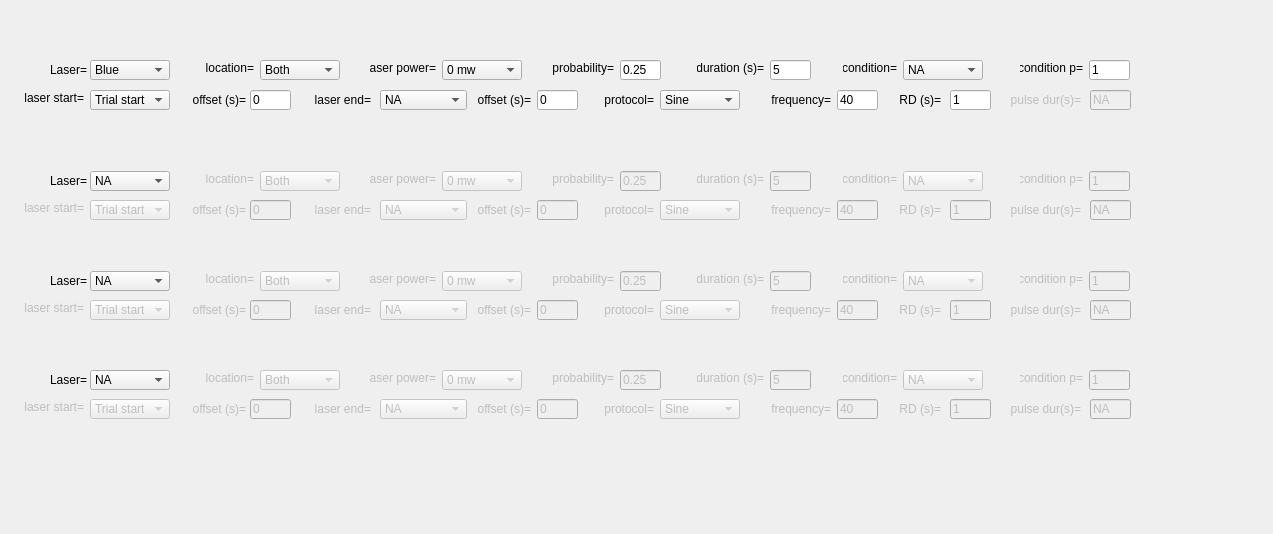
Above: src/foraging_gui/Optogenetics.ui from AllenNeuralDynamics/dynamic-foraging-task before the change. Below: the same form after it.
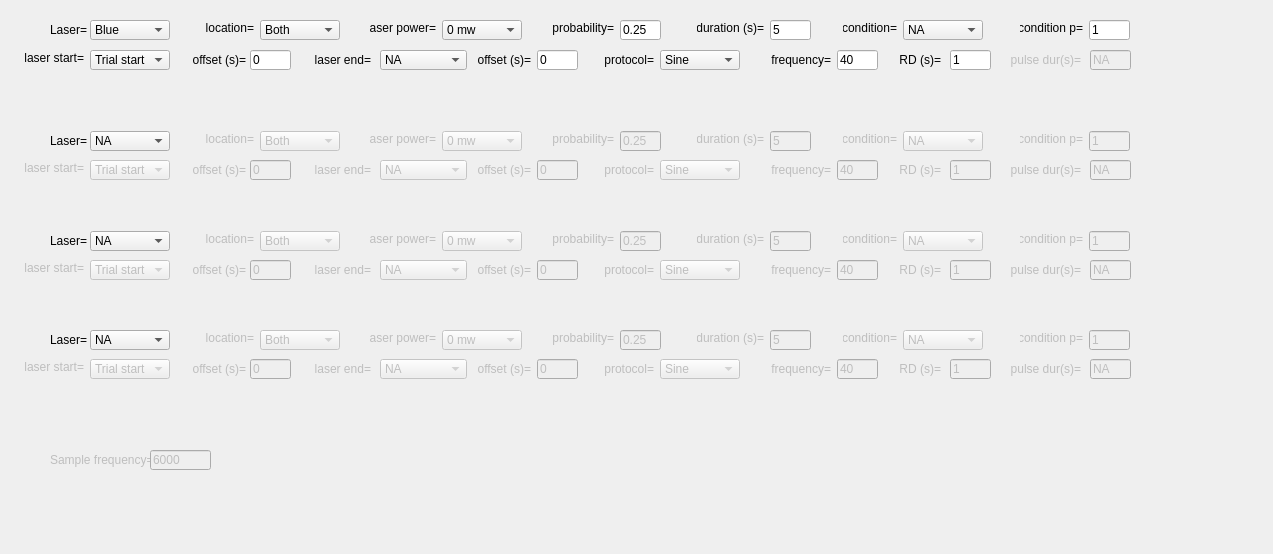
That is the form after the change.

Commit message: produce optogenetics waveform

```diff
--- a/src/foraging_gui/Optogenetics.ui
+++ b/src/foraging_gui/Optogenetics.ui
@@ -7,7 +7,7 @@
     <x>0</x>
     <y>0</y>
     <width>1273</width>
-    <height>534</height>
+    <height>554</height>
    </rect>
   </property>
   <property name="windowTitle">
@@ -17,7 +17,7 @@
    <property name="geometry">
     <rect>
      <x>90</x>
-     <y>60</y>
+     <y>20</y>
      <width>80</width>
      <height>20</height>
     </rect>
@@ -58,7 +58,7 @@
    <property name="geometry">
     <rect>
      <x>206</x>
-     <y>60</y>
+     <y>20</y>
      <width>48</width>
      <height>16</height>
     </rect>
@@ -77,7 +77,7 @@
    <property name="geometry">
     <rect>
      <x>260</x>
-     <y>60</y>
+     <y>20</y>
      <width>80</width>
      <height>20</height>
     </rect>
@@ -113,7 +113,7 @@
    <property name="geometry">
     <rect>
      <x>90</x>
-     <y>90</y>
+     <y>50</y>
      <width>80</width>
      <height>20</height>
     </rect>
@@ -174,7 +174,7 @@
    <property name="geometry">
     <rect>
      <x>24</x>
-     <y>90</y>
+     <y>50</y>
      <width>60</width>
      <height>16</height>
     </rect>
@@ -193,7 +193,7 @@
    <property name="geometry">
     <rect>
      <x>697</x>
-     <y>60</y>
+     <y>20</y>
      <width>67</width>
      <height>16</height>
     </rect>
@@ -212,7 +212,7 @@
    <property name="geometry">
     <rect>
      <x>770</x>
-     <y>60</y>
+     <y>20</y>
      <width>41</width>
      <height>20</height>
     </rect>
@@ -225,7 +225,7 @@
    <property name="geometry">
     <rect>
      <x>603</x>
-     <y>90</y>
+     <y>50</y>
      <width>51</width>
      <height>20</height>
     </rect>
@@ -244,7 +244,7 @@
    <property name="geometry">
     <rect>
      <x>660</x>
-     <y>90</y>
+     <y>50</y>
      <width>80</width>
      <height>20</height>
     </rect>
@@ -275,7 +275,7 @@
    <property name="geometry">
     <rect>
      <x>553</x>
-     <y>60</y>
+     <y>20</y>
      <width>61</width>
      <height>16</height>
     </rect>
@@ -294,7 +294,7 @@
    <property name="geometry">
     <rect>
      <x>620</x>
-     <y>60</y>
+     <y>20</y>
      <width>41</width>
      <height>20</height>
     </rect>
@@ -307,7 +307,7 @@
    <property name="geometry">
     <rect>
      <x>837</x>
-     <y>90</y>
+     <y>50</y>
      <width>41</width>
      <height>20</height>
     </rect>
@@ -320,7 +320,7 @@
    <property name="geometry">
     <rect>
      <x>760</x>
-     <y>90</y>
+     <y>50</y>
      <width>71</width>
      <height>20</height>
     </rect>
@@ -339,7 +339,7 @@
    <property name="geometry">
     <rect>
      <x>950</x>
-     <y>90</y>
+     <y>50</y>
      <width>41</width>
      <height>20</height>
     </rect>
@@ -352,7 +352,7 @@
    <property name="geometry">
     <rect>
      <x>890</x>
-     <y>90</y>
+     <y>50</y>
      <width>51</width>
      <height>20</height>
     </rect>
@@ -374,7 +374,7 @@
    <property name="geometry">
     <rect>
      <x>1090</x>
-     <y>90</y>
+     <y>50</y>
      <width>41</width>
      <height>20</height>
     </rect>
@@ -393,7 +393,7 @@
    <property name="geometry">
     <rect>
      <x>1010</x>
-     <y>90</y>
+     <y>50</y>
      <width>71</width>
      <height>20</height>
     </rect>
@@ -412,7 +412,7 @@
    <property name="geometry">
     <rect>
      <x>442</x>
-     <y>60</y>
+     <y>20</y>
      <width>80</width>
      <height>20</height>
     </rect>
@@ -458,7 +458,7 @@
    <property name="geometry">
     <rect>
      <x>369</x>
-     <y>60</y>
+     <y>20</y>
      <width>67</width>
      <height>16</height>
     </rect>
@@ -477,7 +477,7 @@
    <property name="geometry">
     <rect>
      <x>185</x>
-     <y>90</y>
+     <y>50</y>
      <width>61</width>
      <height>20</height>
     </rect>
@@ -496,7 +496,7 @@
    <property name="geometry">
     <rect>
      <x>250</x>
-     <y>90</y>
+     <y>50</y>
      <width>41</width>
      <height>20</height>
     </rect>
@@ -509,7 +509,7 @@
    <property name="geometry">
     <rect>
      <x>537</x>
-     <y>90</y>
+     <y>50</y>
      <width>41</width>
      <height>20</height>
     </rect>
@@ -522,7 +522,7 @@
    <property name="geometry">
     <rect>
      <x>470</x>
-     <y>90</y>
+     <y>50</y>
      <width>61</width>
      <height>20</height>
     </rect>
@@ -541,7 +541,7 @@
    <property name="geometry">
     <rect>
      <x>310</x>
-     <y>90</y>
+     <y>50</y>
      <width>61</width>
      <height>20</height>
     </rect>
@@ -560,7 +560,7 @@
    <property name="geometry">
     <rect>
      <x>380</x>
-     <y>90</y>
+     <y>50</y>
      <width>87</width>
      <height>20</height>
     </rect>
@@ -624,7 +624,7 @@
    <property name="geometry">
     <rect>
      <x>843</x>
-     <y>60</y>
+     <y>20</y>
      <width>54</width>
      <height>16</height>
     </rect>
@@ -643,7 +643,7 @@
    <property name="geometry">
     <rect>
      <x>903</x>
-     <y>60</y>
+     <y>20</y>
      <width>80</width>
      <height>20</height>
     </rect>
@@ -697,7 +697,7 @@
    <property name="geometry">
     <rect>
      <x>1089</x>
-     <y>60</y>
+     <y>20</y>
      <width>41</width>
      <height>20</height>
     </rect>
@@ -710,7 +710,7 @@
    <property name="geometry">
     <rect>
      <x>1020</x>
-     <y>60</y>
+     <y>20</y>
      <width>63</width>
      <height>16</height>
     </rect>
@@ -729,7 +729,7 @@
    <property name="geometry">
     <rect>
      <x>50</x>
-     <y>60</y>
+     <y>20</y>
      <width>41</width>
      <height>20</height>
     </rect>
@@ -745,7 +745,7 @@
    <property name="geometry">
     <rect>
      <x>903</x>
-     <y>171</y>
+     <y>131</y>
      <width>80</width>
      <height>20</height>
     </rect>
@@ -802,7 +802,7 @@
    <property name="geometry">
     <rect>
      <x>620</x>
-     <y>171</y>
+     <y>131</y>
      <width>41</width>
      <height>20</height>
     </rect>
@@ -818,7 +818,7 @@
    <property name="geometry">
     <rect>
      <x>380</x>
-     <y>200</y>
+     <y>160</y>
      <width>87</width>
      <height>20</height>
     </rect>
@@ -885,7 +885,7 @@
    <property name="geometry">
     <rect>
      <x>950</x>
-     <y>200</y>
+     <y>160</y>
      <width>41</width>
      <height>20</height>
     </rect>
@@ -901,7 +901,7 @@
    <property name="geometry">
     <rect>
      <x>310</x>
-     <y>200</y>
+     <y>160</y>
      <width>61</width>
      <height>20</height>
     </rect>
@@ -923,7 +923,7 @@
    <property name="geometry">
     <rect>
      <x>890</x>
-     <y>200</y>
+     <y>160</y>
      <width>51</width>
      <height>20</height>
     </rect>
@@ -945,7 +945,7 @@
    <property name="geometry">
     <rect>
      <x>250</x>
-     <y>200</y>
+     <y>160</y>
      <width>41</width>
      <height>20</height>
     </rect>
@@ -961,7 +961,7 @@
    <property name="geometry">
     <rect>
      <x>843</x>
-     <y>171</y>
+     <y>131</y>
      <width>54</width>
      <height>16</height>
     </rect>
@@ -983,7 +983,7 @@
    <property name="geometry">
     <rect>
      <x>1010</x>
-     <y>200</y>
+     <y>160</y>
      <width>71</width>
      <height>20</height>
     </rect>
@@ -1005,7 +1005,7 @@
    <property name="geometry">
     <rect>
      <x>206</x>
-     <y>171</y>
+     <y>131</y>
      <width>48</width>
      <height>16</height>
     </rect>
@@ -1027,7 +1027,7 @@
    <property name="geometry">
     <rect>
      <x>470</x>
-     <y>200</y>
+     <y>160</y>
      <width>61</width>
      <height>20</height>
     </rect>
@@ -1049,7 +1049,7 @@
    <property name="geometry">
     <rect>
      <x>90</x>
-     <y>200</y>
+     <y>160</y>
      <width>80</width>
      <height>20</height>
     </rect>
@@ -1113,7 +1113,7 @@
    <property name="geometry">
     <rect>
      <x>837</x>
-     <y>200</y>
+     <y>160</y>
      <width>41</width>
      <height>20</height>
     </rect>
@@ -1129,7 +1129,7 @@
    <property name="geometry">
     <rect>
      <x>1089</x>
-     <y>171</y>
+     <y>131</y>
      <width>41</width>
      <height>20</height>
     </rect>
@@ -1145,7 +1145,7 @@
    <property name="geometry">
     <rect>
      <x>369</x>
-     <y>171</y>
+     <y>131</y>
      <width>67</width>
      <height>16</height>
     </rect>
@@ -1164,7 +1164,7 @@
    <property name="geometry">
     <rect>
      <x>90</x>
-     <y>171</y>
+     <y>131</y>
      <width>80</width>
      <height>20</height>
     </rect>
@@ -1211,7 +1211,7 @@
    <property name="geometry">
     <rect>
      <x>442</x>
-     <y>171</y>
+     <y>131</y>
      <width>80</width>
      <height>20</height>
     </rect>
@@ -1260,7 +1260,7 @@
    <property name="geometry">
     <rect>
      <x>537</x>
-     <y>200</y>
+     <y>160</y>
      <width>41</width>
      <height>20</height>
     </rect>
@@ -1276,7 +1276,7 @@
    <property name="geometry">
     <rect>
      <x>603</x>
-     <y>200</y>
+     <y>160</y>
      <width>51</width>
      <height>20</height>
     </rect>
@@ -1298,7 +1298,7 @@
    <property name="geometry">
     <rect>
      <x>553</x>
-     <y>171</y>
+     <y>131</y>
      <width>61</width>
      <height>16</height>
     </rect>
@@ -1320,7 +1320,7 @@
    <property name="geometry">
     <rect>
      <x>24</x>
-     <y>200</y>
+     <y>160</y>
      <width>60</width>
      <height>16</height>
     </rect>
@@ -1342,7 +1342,7 @@
    <property name="geometry">
     <rect>
      <x>260</x>
-     <y>171</y>
+     <y>131</y>
      <width>80</width>
      <height>20</height>
     </rect>
@@ -1381,7 +1381,7 @@
    <property name="geometry">
     <rect>
      <x>697</x>
-     <y>171</y>
+     <y>131</y>
      <width>67</width>
      <height>16</height>
     </rect>
@@ -1403,7 +1403,7 @@
    <property name="geometry">
     <rect>
      <x>1020</x>
-     <y>171</y>
+     <y>131</y>
      <width>63</width>
      <height>16</height>
     </rect>
@@ -1425,7 +1425,7 @@
    <property name="geometry">
     <rect>
      <x>185</x>
-     <y>200</y>
+     <y>160</y>
      <width>61</width>
      <height>20</height>
     </rect>
@@ -1444,7 +1444,7 @@
    <property name="geometry">
     <rect>
      <x>50</x>
-     <y>171</y>
+     <y>131</y>
      <width>41</width>
      <height>20</height>
     </rect>
@@ -1460,7 +1460,7 @@
    <property name="geometry">
     <rect>
      <x>660</x>
-     <y>200</y>
+     <y>160</y>
      <width>80</width>
      <height>20</height>
     </rect>
@@ -1494,7 +1494,7 @@
    <property name="geometry">
     <rect>
      <x>1090</x>
-     <y>200</y>
+     <y>160</y>
      <width>41</width>
      <height>20</height>
     </rect>
@@ -1513,7 +1513,7 @@
    <property name="geometry">
     <rect>
      <x>770</x>
-     <y>171</y>
+     <y>131</y>
      <width>41</width>
      <height>20</height>
     </rect>
@@ -1529,7 +1529,7 @@
    <property name="geometry">
     <rect>
      <x>760</x>
-     <y>200</y>
+     <y>160</y>
      <width>71</width>
      <height>20</height>
     </rect>
@@ -1551,7 +1551,7 @@
    <property name="geometry">
     <rect>
      <x>903</x>
-     <y>271</y>
+     <y>231</y>
      <width>80</width>
      <height>20</height>
     </rect>
@@ -1608,7 +1608,7 @@
    <property name="geometry">
     <rect>
      <x>770</x>
-     <y>271</y>
+     <y>231</y>
      <width>41</width>
      <height>20</height>
     </rect>
@@ -1624,7 +1624,7 @@
    <property name="geometry">
     <rect>
      <x>697</x>
-     <y>271</y>
+     <y>231</y>
      <width>67</width>
      <height>16</height>
     </rect>
@@ -1646,7 +1646,7 @@
    <property name="geometry">
     <rect>
      <x>380</x>
-     <y>300</y>
+     <y>260</y>
      <width>87</width>
      <height>20</height>
     </rect>
@@ -1713,7 +1713,7 @@
    <property name="geometry">
     <rect>
      <x>260</x>
-     <y>271</y>
+     <y>231</y>
      <width>80</width>
      <height>20</height>
     </rect>
@@ -1752,7 +1752,7 @@
    <property name="geometry">
     <rect>
      <x>1020</x>
-     <y>271</y>
+     <y>231</y>
      <width>63</width>
      <height>16</height>
     </rect>
@@ -1774,7 +1774,7 @@
    <property name="geometry">
     <rect>
      <x>950</x>
-     <y>300</y>
+     <y>260</y>
      <width>41</width>
      <height>20</height>
     </rect>
@@ -1790,7 +1790,7 @@
    <property name="geometry">
     <rect>
      <x>660</x>
-     <y>300</y>
+     <y>260</y>
      <width>80</width>
      <height>20</height>
     </rect>
@@ -1824,7 +1824,7 @@
    <property name="geometry">
     <rect>
      <x>760</x>
-     <y>300</y>
+     <y>260</y>
      <width>71</width>
      <height>20</height>
     </rect>
@@ -1846,7 +1846,7 @@
    <property name="geometry">
     <rect>
      <x>310</x>
-     <y>300</y>
+     <y>260</y>
      <width>61</width>
      <height>20</height>
     </rect>
@@ -1865,7 +1865,7 @@
    <property name="geometry">
     <rect>
      <x>50</x>
-     <y>271</y>
+     <y>231</y>
      <width>41</width>
      <height>20</height>
     </rect>
@@ -1881,7 +1881,7 @@
    <property name="geometry">
     <rect>
      <x>843</x>
-     <y>271</y>
+     <y>231</y>
      <width>54</width>
      <height>16</height>
     </rect>
@@ -1903,7 +1903,7 @@
    <property name="geometry">
     <rect>
      <x>470</x>
-     <y>300</y>
+     <y>260</y>
      <width>61</width>
      <height>20</height>
     </rect>
@@ -1925,7 +1925,7 @@
    <property name="geometry">
     <rect>
      <x>1089</x>
-     <y>271</y>
+     <y>231</y>
      <width>41</width>
      <height>20</height>
     </rect>
@@ -1941,7 +1941,7 @@
    <property name="geometry">
     <rect>
      <x>24</x>
-     <y>300</y>
+     <y>260</y>
      <width>60</width>
      <height>16</height>
     </rect>
@@ -1963,7 +1963,7 @@
    <property name="geometry">
     <rect>
      <x>1090</x>
-     <y>300</y>
+     <y>260</y>
      <width>41</width>
      <height>20</height>
     </rect>
@@ -1982,7 +1982,7 @@
    <property name="geometry">
     <rect>
      <x>837</x>
-     <y>300</y>
+     <y>260</y>
      <width>41</width>
      <height>20</height>
     </rect>
@@ -1998,7 +1998,7 @@
    <property name="geometry">
     <rect>
      <x>369</x>
-     <y>271</y>
+     <y>231</y>
      <width>67</width>
      <height>16</height>
     </rect>
@@ -2020,7 +2020,7 @@
    <property name="geometry">
     <rect>
      <x>1010</x>
-     <y>300</y>
+     <y>260</y>
      <width>71</width>
      <height>20</height>
     </rect>
@@ -2042,7 +2042,7 @@
    <property name="geometry">
     <rect>
      <x>537</x>
-     <y>300</y>
+     <y>260</y>
      <width>41</width>
      <height>20</height>
     </rect>
@@ -2058,7 +2058,7 @@
    <property name="geometry">
     <rect>
      <x>603</x>
-     <y>300</y>
+     <y>260</y>
      <width>51</width>
      <height>20</height>
     </rect>
@@ -2080,7 +2080,7 @@
    <property name="geometry">
     <rect>
      <x>185</x>
-     <y>300</y>
+     <y>260</y>
      <width>61</width>
      <height>20</height>
     </rect>
@@ -2102,7 +2102,7 @@
    <property name="geometry">
     <rect>
      <x>90</x>
-     <y>300</y>
+     <y>260</y>
      <width>80</width>
      <height>20</height>
     </rect>
@@ -2166,7 +2166,7 @@
    <property name="geometry">
     <rect>
      <x>553</x>
-     <y>271</y>
+     <y>231</y>
      <width>61</width>
      <height>16</height>
     </rect>
@@ -2188,7 +2188,7 @@
    <property name="geometry">
     <rect>
      <x>206</x>
-     <y>271</y>
+     <y>231</y>
      <width>48</width>
      <height>16</height>
     </rect>
@@ -2210,7 +2210,7 @@
    <property name="geometry">
     <rect>
      <x>620</x>
-     <y>271</y>
+     <y>231</y>
      <width>41</width>
      <height>20</height>
     </rect>
@@ -2223,7 +2223,7 @@
    <property name="geometry">
     <rect>
      <x>90</x>
-     <y>271</y>
+     <y>231</y>
      <width>80</width>
      <height>20</height>
     </rect>
@@ -2270,7 +2270,7 @@
    <property name="geometry">
     <rect>
      <x>890</x>
-     <y>300</y>
+     <y>260</y>
      <width>51</width>
      <height>20</height>
     </rect>
@@ -2292,7 +2292,7 @@
    <property name="geometry">
     <rect>
      <x>442</x>
-     <y>271</y>
+     <y>231</y>
      <width>80</width>
      <height>20</height>
     </rect>
@@ -2341,7 +2341,7 @@
    <property name="geometry">
     <rect>
      <x>250</x>
-     <y>300</y>
+     <y>260</y>
      <width>41</width>
      <height>20</height>
     </rect>
@@ -2357,7 +2357,7 @@
    <property name="geometry">
     <rect>
      <x>950</x>
-     <y>399</y>
+     <y>359</y>
      <width>41</width>
      <height>20</height>
     </rect>
@@ -2373,7 +2373,7 @@
    <property name="geometry">
     <rect>
      <x>260</x>
-     <y>370</y>
+     <y>330</y>
      <width>80</width>
      <height>20</height>
     </rect>
@@ -2412,7 +2412,7 @@
    <property name="geometry">
     <rect>
      <x>380</x>
-     <y>399</y>
+     <y>359</y>
      <width>87</width>
      <height>20</height>
     </rect>
@@ -2479,7 +2479,7 @@
    <property name="geometry">
     <rect>
      <x>310</x>
-     <y>399</y>
+     <y>359</y>
      <width>61</width>
      <height>20</height>
     </rect>
@@ -2501,7 +2501,7 @@
    <property name="geometry">
     <rect>
      <x>206</x>
-     <y>370</y>
+     <y>330</y>
      <width>48</width>
      <height>16</height>
     </rect>
@@ -2523,7 +2523,7 @@
    <property name="geometry">
     <rect>
      <x>620</x>
-     <y>370</y>
+     <y>330</y>
      <width>41</width>
      <height>20</height>
     </rect>
@@ -2539,7 +2539,7 @@
    <property name="geometry">
     <rect>
      <x>1090</x>
-     <y>399</y>
+     <y>359</y>
      <width>41</width>
      <height>20</height>
     </rect>
@@ -2558,7 +2558,7 @@
    <property name="geometry">
     <rect>
      <x>760</x>
-     <y>399</y>
+     <y>359</y>
      <width>71</width>
      <height>20</height>
     </rect>
@@ -2580,7 +2580,7 @@
    <property name="geometry">
     <rect>
      <x>890</x>
-     <y>399</y>
+     <y>359</y>
      <width>51</width>
      <height>20</height>
     </rect>
@@ -2602,7 +2602,7 @@
    <property name="geometry">
     <rect>
      <x>603</x>
-     <y>399</y>
+     <y>359</y>
      <width>51</width>
      <height>20</height>
     </rect>
@@ -2624,7 +2624,7 @@
    <property name="geometry">
     <rect>
      <x>843</x>
-     <y>370</y>
+     <y>330</y>
      <width>54</width>
      <height>16</height>
     </rect>
@@ -2646,7 +2646,7 @@
    <property name="geometry">
     <rect>
      <x>369</x>
-     <y>370</y>
+     <y>330</y>
      <width>67</width>
      <height>16</height>
     </rect>
@@ -2668,7 +2668,7 @@
    <property name="geometry">
     <rect>
      <x>90</x>
-     <y>399</y>
+     <y>359</y>
      <width>80</width>
      <height>20</height>
     </rect>
@@ -2732,7 +2732,7 @@
    <property name="geometry">
     <rect>
      <x>1020</x>
-     <y>370</y>
+     <y>330</y>
      <width>63</width>
      <height>16</height>
     </rect>
@@ -2754,7 +2754,7 @@
    <property name="geometry">
     <rect>
      <x>903</x>
-     <y>370</y>
+     <y>330</y>
      <width>80</width>
      <height>20</height>
     </rect>
@@ -2811,7 +2811,7 @@
    <property name="geometry">
     <rect>
      <x>697</x>
-     <y>370</y>
+     <y>330</y>
      <width>67</width>
      <height>16</height>
     </rect>
@@ -2833,7 +2833,7 @@
    <property name="geometry">
     <rect>
      <x>185</x>
-     <y>399</y>
+     <y>359</y>
      <width>61</width>
      <height>20</height>
     </rect>
@@ -2855,7 +2855,7 @@
    <property name="geometry">
     <rect>
      <x>660</x>
-     <y>399</y>
+     <y>359</y>
      <width>80</width>
      <height>20</height>
     </rect>
@@ -2889,7 +2889,7 @@
    <property name="geometry">
     <rect>
      <x>1010</x>
-     <y>399</y>
+     <y>359</y>
      <width>71</width>
      <height>20</height>
     </rect>
@@ -2911,7 +2911,7 @@
    <property name="geometry">
     <rect>
      <x>537</x>
-     <y>399</y>
+     <y>359</y>
      <width>41</width>
      <height>20</height>
     </rect>
@@ -2924,7 +2924,7 @@
    <property name="geometry">
     <rect>
      <x>90</x>
-     <y>370</y>
+     <y>330</y>
      <width>80</width>
      <height>20</height>
     </rect>
@@ -2971,7 +2971,7 @@
    <property name="geometry">
     <rect>
      <x>837</x>
-     <y>399</y>
+     <y>359</y>
      <width>41</width>
      <height>20</height>
     </rect>
@@ -2987,7 +2987,7 @@
    <property name="geometry">
     <rect>
      <x>770</x>
-     <y>370</y>
+     <y>330</y>
      <width>41</width>
      <height>20</height>
     </rect>
@@ -3003,7 +3003,7 @@
    <property name="geometry">
     <rect>
      <x>24</x>
-     <y>399</y>
+     <y>359</y>
      <width>60</width>
      <height>16</height>
     </rect>
@@ -3025,7 +3025,7 @@
    <property name="geometry">
     <rect>
      <x>553</x>
-     <y>370</y>
+     <y>330</y>
      <width>61</width>
      <height>16</height>
     </rect>
@@ -3047,7 +3047,7 @@
    <property name="geometry">
     <rect>
      <x>442</x>
-     <y>370</y>
+     <y>330</y>
      <width>80</width>
      <height>20</height>
     </rect>
@@ -3096,7 +3096,7 @@
    <property name="geometry">
     <rect>
      <x>250</x>
-     <y>399</y>
+     <y>359</y>
      <width>41</width>
      <height>20</height>
     </rect>
@@ -3112,7 +3112,7 @@
    <property name="geometry">
     <rect>
      <x>470</x>
-     <y>399</y>
+     <y>359</y>
      <width>61</width>
      <height>20</height>
     </rect>
@@ -3134,7 +3134,7 @@
    <property name="geometry">
     <rect>
      <x>1089</x>
-     <y>370</y>
+     <y>330</y>
      <width>41</width>
      <height>20</height>
     </rect>
@@ -3147,7 +3147,7 @@
    <property name="geometry">
     <rect>
      <x>50</x>
-     <y>370</y>
+     <y>330</y>
      <width>41</width>
      <height>20</height>
     </rect>
@@ -3156,6 +3156,38 @@
     <string>Laser=</string>
    </property>
   </widget>
+  <widget class="QLabel" name="label1_16">
+   <property name="enabled">
+    <bool>false</bool>
+   </property>
+   <property name="geometry">
+    <rect>
+     <x>50</x>
+     <y>450</y>
+     <width>111</width>
+     <height>20</height>
+    </rect>
+   </property>
+   <property name="text">
+    <string>Sample frequency=</string>
+   </property>
+  </widget>
+  <widget class="QLineEdit" name="SampleFrequency">
+   <property name="enabled">
+    <bool>false</bool>
+   </property>
+   <property name="geometry">
+    <rect>
+     <x>150</x>
+     <y>450</y>
+     <width>61</width>
+     <height>20</height>
+    </rect>
+   </property>
+   <property name="text">
+    <string>6000</string>
+   </property>
+  </widget>
  </widget>
  <resources/>
  <connections/>
```
The commit also changes 7 other files.
